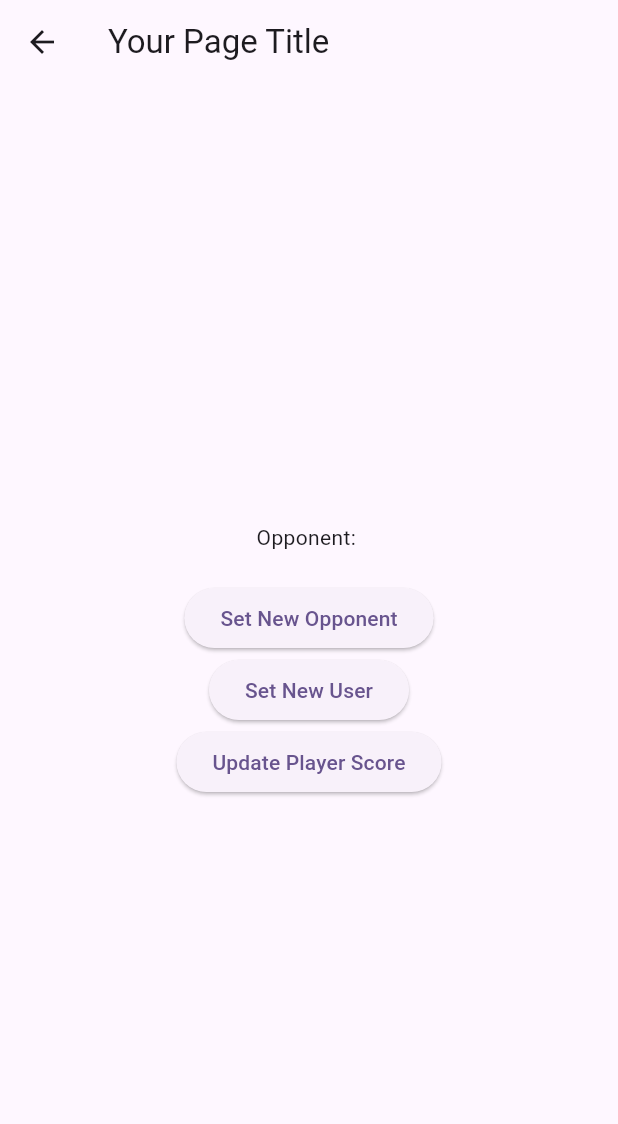
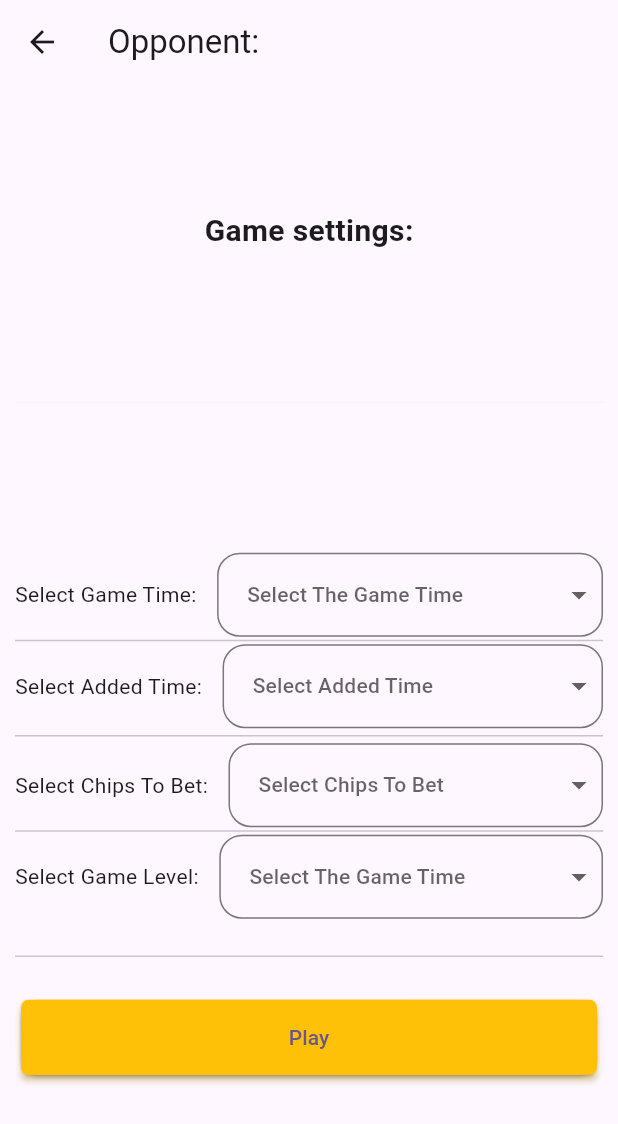
Before and after one commit to Laadnani/Poker_Chess_Android, a Flutter app: the VsComnpcScreen screen opened by its route, on a phone screen of 412 x 824 dp. Shown: the top 1124 px of the screen. Run offline on Flutter 3.47's test engine with Material 3 defaults, Android fonts, the phone set to English and light mode, and no system bars; our stand-ins replace dropdown_button2; missing offline and left inert: bishop, square_bishop, squares.

Commit message:
added the game options page material, and the navigation to the game page from there

```diff
--- /dev/null
+++ b/poker_chess/devtools_options.yaml
@@ -0,0 +1,3 @@
+description: This file stores settings for Dart & Flutter DevTools.
+documentation: https://docs.flutter.dev/tools/devtools/extensions#configure-extension-enablement-states
+extensions:
--- /dev/null
+++ b/poker_chess/lib/components.dart/gamepicker.dart
@@ -0,0 +1,257 @@
+import 'package:dropdown_button2/dropdown_button2.dart';
+import 'package:flutter/material.dart';
+import 'package:poker_chess/components.dart/games.dart';
+import 'package:poker_chess/constants.dart';
+import 'package:poker_chess/screens/gamepage.dart';
+
+class TimeCards extends StatefulWidget {
+  const TimeCards({super.key});
+
+  @override
+  _TimeCardsState createState() => _TimeCardsState();
+
+}
+
+class _TimeCardsState extends State<TimeCards> {
+  String selectedTime = ''; // Set the selected game time
+  String selectedAmount = ''; // Set the amount of chips to wager
+  String hasExtra = ''; // Set the extra time options
+  String gameLevel = ''; // Set the game level
+
+  @override
+  Widget build(BuildContext context) {
+    return Container(
+      // Replace Expanded with Container or SizedBox
+      padding: const EdgeInsets.all(10),
+      child: Column(
+        mainAxisAlignment: MainAxisAlignment.spaceEvenly,
+        children: [
+          const Text(
+            'Game settings:',
+            style: TextStyle(fontSize: 20, fontWeight: FontWeight.bold),
+          ),
+          const Divider(height: 200, thickness: 0.1), // Fixed divider thickness  to elevate the page name
+          Row(
+            children: [
+              const Text("Select Game Time: "),
+              const SizedBox(
+                  width: 10), // Adds space between the text and dropdown
+              Expanded(
+                child: DropdownButtonFormField2<String>(
+                  isExpanded: true,
+                  decoration: InputDecoration(
+                    contentPadding: const EdgeInsets.symmetric(vertical: 16),
+                    border: OutlineInputBorder(
+                      borderRadius: BorderRadius.circular(15),
+                    ),
+                  ),
+                  hint: const Text(
+                    'Select The Game Time',
+                    style: TextStyle(fontSize: 14),
+                  ),
+                  items: gameOptions[0]
+                      .map((item) => DropdownMenuItem<String>(
+                            value: item, // Correct value assignment
+                            child: Text(
+                              item,
+                              style: const TextStyle(
+                                fontSize: 14,
+                              ),
+                            ),
+                          ))
+                      .toList(),
+                  validator: (value) {
+                    if (value == null || value.isEmpty) {
+                      return 'Please select Game Time.';
+                    }
+                    return null;
+                  },
+                  onChanged: (value) {
+                    setState(() {
+                      selectedTime = value ?? ''; // Set the selected value
+                    });
+                  },
+                  onSaved: (value) {
+                    selectedTime = value ?? '';
+                  },
+                ),
+              ),
+            ],
+          ),
+          const Divider(height: 5, thickness: 1), // Fixed divider thickness
+          Row(
+            children: [
+              const Text("Select Added Time: "),
+              const SizedBox(width: 10),
+              Expanded(
+                child: DropdownButtonFormField2<String>(
+                  isExpanded: true,
+                  decoration: InputDecoration(
+                    contentPadding: const EdgeInsets.symmetric(vertical: 16),
+                    border: OutlineInputBorder(
+                      borderRadius: BorderRadius.circular(15),
+                    ),
+                  ),
+                  hint: const Text(
+                    'Select Added Time',
+                    style: TextStyle(fontSize: 14),
+                  ),
+                  items: gameOptions[1]
+                      .map((item) => DropdownMenuItem<String>(
+                            value: item,
+                            child: Text(
+                              item,
+                              style: const TextStyle(
+                                fontSize: 14,
+                              ),
+                            ),
+                          ))
+                      .toList(),
+                  onChanged: (value) {
+                    setState(() {
+                      hasExtra = value ?? '';
+                    });
+                  },
+                  onSaved: (value) {
+                    hasExtra = value ?? '';
+                  },
+                ),
+              ),
+            ],
+          ),
+          const Divider(height: 10, thickness: 1),
+          Row(
+            children: [
+              const Text('Select Chips To Bet: '),
+              const SizedBox(width: 10),
+              Expanded(
+                child: DropdownButtonFormField2<String>(
+                  isExpanded: true,
+                  decoration: InputDecoration(
+                    contentPadding: const EdgeInsets.symmetric(vertical: 16),
+                    border: OutlineInputBorder(
+                      borderRadius: BorderRadius.circular(15),
+                    ),
+                  ),
+                  hint: const Text(
+                    'Select Chips To Bet',
+                    style: TextStyle(fontSize: 14),
+                  ),
+                  items: gameOptions[2]
+                      .map((item) => DropdownMenuItem<String>(
+                            value: item,
+                            child: Text(
+                              item,
+                              style: const TextStyle(
+                                fontSize: 14,
+                              ),
+                            ),
+                          ))
+                      .toList(),
+                  onChanged: (value) {
+                    setState(() {
+                      selectedAmount = value ?? '';
+                    });
+                  },
+                  onSaved: (value) {
+                    selectedAmount = value ?? '';
+                  },
+                ),
+              ),
+            ],
+          ),
+           const Divider(height: 5, thickness: 1), // Fixed divider thickness
+
+          Row(
+            children: [
+              const Text("Select Game Level: "),
+              const SizedBox(
+                  width: 10), // Adds space between the text and dropdown
+              Expanded(
+                child: DropdownButtonFormField2<String>(
+                  isExpanded: true,
+                  decoration: InputDecoration(
+                    contentPadding: const EdgeInsets.symmetric(vertical: 16),
+                    border: OutlineInputBorder(
+                      borderRadius: BorderRadius.circular(15),
+                    ),
+                  ),
+                  hint: const Text(
+                    'Select The Game Time',
+                    style: TextStyle(fontSize: 14),
+                  ),
+                  items: gameOptions[3]
+                      .map((item) => DropdownMenuItem<String>(
+                            value: item, // Correct value assignment
+                            child: Text(
+                              item,
+                              style: const TextStyle(
+                                fontSize: 14,
+                              ),
+                            ),
+                          ))
+                      .toList(),
+                  validator: (value) {
+                    if (value == null || value.isEmpty) {
+                      return 'Please select Game Level.';
+                    }
+                    return null;
+                  },
+                  onChanged: (value) {
+                    setState(() {
+                      gameLevel = value ?? ''; // Set the selected value
+                    });
+                  },
+                  onSaved: (value) {
+                    gameLevel = value ?? '';
+                  },
+                ),
+              ),
+            ],
+          ),
+
+          const Divider(height: 50, thickness: 1),
+          Card(
+            child:
+            Row(
+              mainAxisAlignment: MainAxisAlignment.spaceEvenly,
+              children: [
+
+               Expanded(
+                 child: ElevatedButton(
+                  style: ElevatedButton.styleFrom(
+                    shape: RoundedRectangleBorder(
+                      borderRadius: BorderRadius.circular(5),
+                    ),
+                   minimumSize: Size(
+                    MediaQuery.of(context).size.width, 50),
+                    elevation: 2,
+                    shadowColor: Colors.amber,
+                    backgroundColor: Colors.amber),
+                    onPressed: () {
+                        print('Selected Time: $selectedTime');
+                      print('Selected Chips: $selectedAmount');
+                      print('Extra Time: $hasExtra');
+                      print('Game Level: $gameLevel');
+                      Navigator.pushNamed(
+                        context,
+                        Constants.gameScreen,
+                        arguments: {
+                          'selectedTime': selectedTime,
+                          'selectedAmount': selectedAmount,
+                          'hasExtra': hasExtra,
+                          'gameLevel': gameLevel,
+                        },
+                      );
+                    },
+                    child: const Text('Play'),
+                  ),
+               ),
+              ],
+            ),
+          ),
+        ],
+      ),
+    );
+  }
+}
--- /dev/null
+++ b/poker_chess/lib/components.dart/games.dart
@@ -0,0 +1,33 @@
+const List<List<String>> gameOptions = [
+  ['1 minute', '3 minutes', '5 minutes', '10 minutes', '15 minutes'],
+  ['0 seconds', '1 second', '5 seconds', '10 seconds'],
+  [
+    '500 chips',
+    '1000 chips',
+    '2500 chips',
+    '5000 chips',
+    '10000 chips',
+    '25000 chips',
+    '50000 chips',
+    '100000 chips',
+    '250000 chips',
+    '500000 chips',
+    '1000000 chips',
+    '2500000 chips',
+    '5000000 chips'
+  ],
+  [
+    'Easy I',
+    'Easy II',
+    'Easy III',
+    'Easy IV',
+    'Medium I',
+    'Medium II',
+    'Medium III',
+    'Medium IV',
+    'Hard I',
+    'Hard II',
+    'Hard III',
+    'Hard IV',
+  ]
+];
--- a/poker_chess/lib/components.dart/menu_bar.dart
+++ b/poker_chess/lib/components.dart/menu_bar.dart
@@ -1,5 +1,4 @@
 import 'package:flutter/material.dart';
-import 'package:poker_chess/components.dart/mainbuttonns.dart';
 import 'package:poker_chess/constants.dart';
 
 
--- a/poker_chess/lib/helper_fuctions.dart
+++ b/poker_chess/lib/helper_fuctions.dart
@@ -1,4 +1,3 @@
-import 'package:flutter/material.dart';
 
 void elevateOnTap(tapped) {
 
--- /dev/null
+++ b/poker_chess/lib/providers/setting_controller.dart
@@ -0,0 +1,5 @@
+import 'package:flutter/material.dart';
+
+class SettingController extends ChangeNotifier {
+
+}
--- a/poker_chess/lib/screens/customParty.dart
+++ b/poker_chess/lib/screens/customParty.dart
@@ -1,8 +1,6 @@
 import 'package:flutter/material.dart';
 import 'package:provider/provider.dart';
 import 'package:poker_chess/providers/game_controller.dart';
-import 'package:poker_chess/providers/auth_controller.dart';
-import 'package:poker_chess/providers/player_controller.dart'; // Replace with actual paths
 
 class CustomgameScreen extends StatefulWidget {
   const CustomgameScreen({super.key});
@@ -16,8 +14,7 @@ class CustomgameScreenState extends State<CustomgameScreen> {
   Widget build(BuildContext context) {
     // Reading values from providers
     final gameController = context.watch<GameController>();
-    final authController = context.watch<AuthController>();
-    final playerController = context.watch<PlayerController>();
+
 
     return Scaffold(
       appBar: AppBar(
--- a/poker_chess/lib/screens/home_page.dart
+++ b/poker_chess/lib/screens/home_page.dart
@@ -3,7 +3,6 @@ import 'package:poker_chess/components.dart/mainbuttonns.dart';
 import 'package:poker_chess/components.dart/menu_bar.dart';
 import 'package:poker_chess/constants.dart';
 import 'package:poker_chess/providers/game_controller.dart';
-import 'package:poker_chess/screens/gamepage.dart';
 import 'package:provider/provider.dart';
 
 class HomePage extends StatefulWidget {
@@ -14,6 +13,8 @@ class HomePage extends StatefulWidget {
 }
 
 class HomePageState extends State<HomePage> {
+   @override
+
   @override
   Widget build(BuildContext context) {
     final gameController = context.read<GameController>();
@@ -42,8 +43,6 @@ class HomePageState extends State<HomePage> {
                         gameController.opponentvalue = Constants.multiPlayerButtontitle;
                         // Navigate to home page
                         Navigator.pushNamed(context, Constants.multiplayerScreen);
-                        print('it should be navigating to game page then asserting the opponent value \n to ${Constants.vsComputerSub}');
-                        print(gameController.opponent);
                       }
                        ),
                   MainButtons(
--- a/poker_chess/lib/screens/vsComputer.dart
+++ b/poker_chess/lib/screens/vsComputer.dart
@@ -1,4 +1,6 @@
 import 'package:flutter/material.dart';
+import 'package:poker_chess/components.dart/gamepicker.dart';
+import 'package:poker_chess/components.dart/games.dart';
 import 'package:provider/provider.dart';
 import 'package:poker_chess/providers/game_controller.dart';
 import 'package:poker_chess/providers/auth_controller.dart';
@@ -21,37 +23,16 @@ class VsComnpcScreenState extends State<VsComnpcScreen> {
 
     return Scaffold(
       appBar: AppBar(
-        title: const Text('Your Page Title'),
+        title: Text('Opponent: ${gameController.opponent}'),
       ),
-      body: Center(
+      body: const Center(
         child: Column(
           mainAxisAlignment: MainAxisAlignment.center,
           children: [
-            // Displaying provider values
-            Text('Opponent: ${gameController.opponent}'),
 
-            const SizedBox(height: 20),
+             TimeCards(),
+             SizedBox(height: 20),
 
-            // Buttons to interact with providers
-            ElevatedButton(
-              onPressed: () {
-                // Updating the GameController
-                gameController.opponentvalue = 'New Opponent';
-              },
-              child: const Text('Set New Opponent'),
-            ),
-            ElevatedButton(
-              onPressed: () {
-                // Updating the AuthController
-              },
-              child: const Text('Set New User'),
-            ),
-            ElevatedButton(
-              onPressed: () {
-                // Updating the PlayerController
-              },
-              child: const Text('Update Player Score'),
-            ),
           ],
         ),
       ),
--- a/poker_chess/pubspec.yaml
+++ b/poker_chess/pubspec.yaml
@@ -40,6 +40,7 @@ dependencies:
   square_bishop: ^0.3.0
   provider: ^6.1.2
   flutter_timer_widget: ^0.0.2
+  dropdown_button2: ^2.3.9
 
 dev_dependencies:
   flutter_test:
```
Also changed, not shown: poker_chess/lib/constants.dart (+19 -1 lines), poker_chess/lib/main.dart (+5 -12 lines), poker_chess/lib/screens/history_games.dart (deleted, +0 -60 lines), poker_chess/lib/screens/multiplayers.dart (deleted, +0 -61 lines), poker_chess/lib/screens/puzzlesPage.dart (deleted, +0 -60 lines), poker_chess/lib/screens/settings_page.dart (deleted, +0 -60 lines), poker_chess/lib/components.dart/player_ingame_card.dart (line endings or trailing spaces), poker_chess/pubspec.lock.
